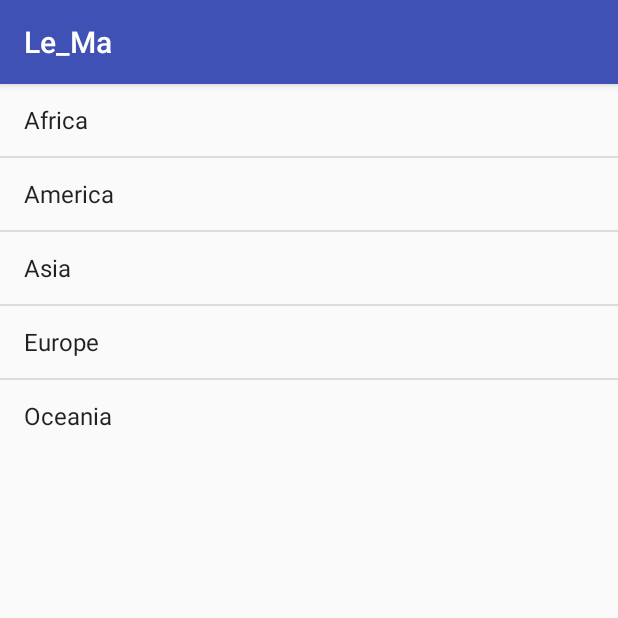
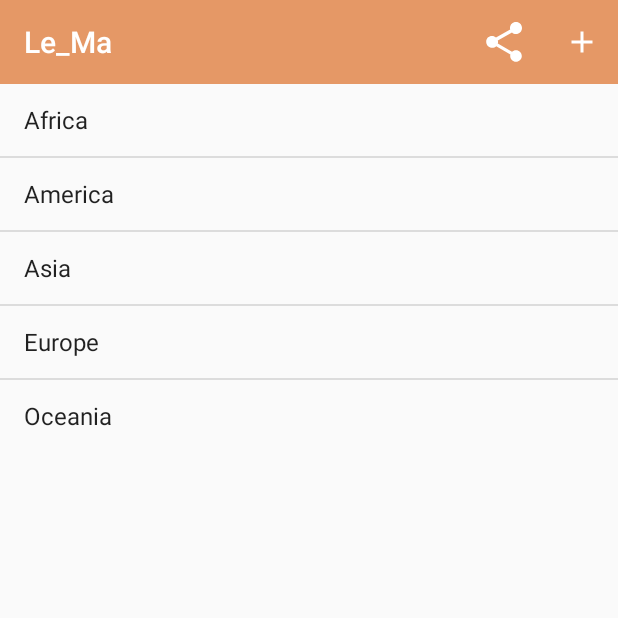
Before and after one commit to MarkBCIT/Le_Ma, an Android app: the screen it shows after launch (MainActivity), on a phone screen of 412 x 824 dp, the top half of it. Run offline under Robolectric (Android 15) with nearby library versions, the phone set to English and light mode, and no system bars.

Commit message:
nav bar implemented but not done. flag colours fixed

```diff
--- a/app/src/main/java/ca/bcit/ass1/le_ma/MainActivity.java
+++ b/app/src/main/java/ca/bcit/ass1/le_ma/MainActivity.java
@@ -3,9 +3,14 @@ package ca.bcit.ass1.le_ma;
 import android.app.ProgressDialog;
 import android.content.Intent;
 import android.os.AsyncTask;
+import android.support.v4.view.MenuItemCompat;
 import android.support.v7.app.AppCompatActivity;
 import android.os.Bundle;
+import android.support.v7.widget.ShareActionProvider;
+import android.support.v7.widget.Toolbar;
 import android.util.Log;
+import android.view.Menu;
+import android.view.MenuItem;
 import android.view.View;
 import android.widget.AdapterView;
 import android.widget.ListView;
@@ -18,25 +23,44 @@ import org.json.JSONObject;
 import java.util.ArrayList;
 
 public class MainActivity extends AppCompatActivity {
-    private String TAG = MainActivity.class.getSimpleName();
-    private ProgressDialog pDialog;
     // URL to get contacts JSON
     private static String SERVICE_URL = "https://restcountries.eu/rest/v2/all/";
+    private static boolean hasCountryList = false;
+
+    private String TAG = MainActivity.class.getSimpleName();
+
+    private ProgressDialog pDialog;
+    private ShareActionProvider shareActionProvider;
+
+    private void setShareActionIntent(String text) {
+        Intent inr = new Intent(Intent.ACTION_SEND);
+        inr.setType("text/plain");
+        inr.putExtra(Intent.EXTRA_TEXT, text);
+        shareActionProvider.setShareIntent(inr);
+    }
 
     @Override
-    protected void onCreate(Bundle savedInstanceState) {
-        super.onCreate(savedInstanceState);
-        setContentView(R.layout.activity_main);
-        ListView lv = findViewById(R.id.list_continents);
-        new GetContacts().execute();
-        lv.setOnItemClickListener(new AdapterView.OnItemClickListener() {
-            @Override
-            public void onItemClick(AdapterView<?> adapterView, View view, int i, long l) {
-                Intent intent = new Intent(MainActivity.this, CountryList.class);
-                intent.putExtra("index", (int) l);
-                startActivity(intent);
-            }
-        });
+    public boolean onCreateOptionsMenu(Menu menu) {
+        // Inflate the menu. This adds items to the app bar.
+        getMenuInflater().inflate(R.menu.menu_main, menu);
+
+        MenuItem menuItem = menu.findItem(R.id.action_share);
+        shareActionProvider = (ShareActionProvider) MenuItemCompat.getActionProvider(menuItem);
+        setShareActionIntent("Join us on this vacation.");
+
+        return super.onCreateOptionsMenu(menu);
+    }
+
+    @Override
+    public boolean onOptionsItemSelected(MenuItem item) {
+        switch (item.getItemId()) {
+            case R.id.action_request_info:
+                Intent i = new Intent(this, InfoRequestActivity.class);
+                startActivity(i);
+                return true;
+            default:
+                return super.onOptionsItemSelected(item);
+        }
     }
 
     /**
@@ -92,6 +116,8 @@ public class MainActivity extends AppCompatActivity {
 
                         Country.continents.get(region).add(country);
                     }
+                    hasCountryList = true;
+
                 } catch (final JSONException e) {
                     Log.e(TAG, "Json parsing error: " + e.getMessage());
                     runOnUiThread(new Runnable() {
@@ -129,4 +155,25 @@ public class MainActivity extends AppCompatActivity {
                 pDialog.dismiss();
         }
     }
+
+    @Override
+    protected void onCreate(Bundle savedInstanceState) {
+        super.onCreate(savedInstanceState);
+        setContentView(R.layout.activity_main);
+
+        if(!hasCountryList) {new GetContacts().execute(); };
+
+        ListView lv = findViewById(R.id.list_continents);
+        lv.setOnItemClickListener(new AdapterView.OnItemClickListener() {
+            @Override
+            public void onItemClick(AdapterView<?> adapterView, View view, int i, long l) {
+                Intent intent = new Intent(MainActivity.this, CountryList.class);
+                intent.putExtra("index", (int) l);
+                startActivity(intent);
+            }
+        });
+
+        Toolbar toolbar = (Toolbar) findViewById(R.id.toolbar);
+        setSupportActionBar(toolbar);
+    }
 }
--- /dev/null
+++ b/app/src/main/res/drawable/ic_add_white_24dp.xml
@@ -0,0 +1,5 @@
+<vector android:height="24dp" android:tint="#FFFFFF"
+    android:viewportHeight="24.0" android:viewportWidth="24.0"
+    android:width="24dp" xmlns:android="http://schemas.android.com/apk/res/android">
+    <path android:fillColor="#FF000000" android:pathData="M19,13h-6v6h-2v-6H5v-2h6V5h2v6h6v2z"/>
+</vector>
--- a/app/src/main/res/layout/activity_main.xml
+++ b/app/src/main/res/layout/activity_main.xml
@@ -1,4 +1,5 @@
 <?xml version="1.0" encoding="utf-8"?>
+
 <LinearLayout xmlns:android="http://schemas.android.com/apk/res/android"
 xmlns:tools="http://schemas.android.com/tools"
 android:layout_width="match_parent"
@@ -6,10 +7,12 @@ android:layout_height="match_parent"
 android:orientation="vertical"
 tools:context=".MainActivity">
 
-<ListView
-    android:id="@+id/list_continents"
-    android:layout_width="match_parent"
-    android:layout_height="wrap_content"
-    android:entries="@array/continents" />
+    <include layout="@layout/toolbar_main" android:id="@+id/toolbar" />
+
+    <ListView
+        android:id="@+id/list_continents"
+        android:layout_width="match_parent"
+        android:layout_height="wrap_content"
+        android:entries="@array/continents" />
 
 </LinearLayout>
--- /dev/null
+++ b/app/src/main/res/layout/toolbar_main.xml
@@ -0,0 +1,8 @@
+<?xml version="1.0" encoding="utf-8"?>
+
+<android.support.v7.widget.Toolbar
+    xmlns:android="http://schemas.android.com/apk/res/android"
+    android:layout_width="match_parent"
+    android:layout_height="?attr/actionBarSize"
+    android:background="?attr/colorPrimary"
+    android:theme="@style/ThemeOverlay.AppCompat.Dark.ActionBar" />
--- /dev/null
+++ b/app/src/main/res/menu/menu_main.xml
@@ -0,0 +1,17 @@
+<?xml version="1.0" encoding="utf-8"?>
+<menu xmlns:android="http://schemas.android.com/apk/res/android"
+    xmlns:app="http://schemas.android.com/apk/res-auto">
+
+    <item android:id="@+id/action_share"
+        android:title="@string/action_share"
+        android:orderInCategory="1"
+        app:showAsAction="ifRoom"
+        app:actionProviderClass="android.support.v7.widget.ShareActionProvider" />
+
+    <item android:id="@+id/action_request_info"
+        android:title="@string/info_request_title"
+        android:icon="@drawable/ic_add_white_24dp"
+        android:orderInCategory="2"
+        app:showAsAction="ifRoom" />
+
+</menu>
--- a/app/src/main/res/values/colors.xml
+++ b/app/src/main/res/values/colors.xml
@@ -1,6 +1,6 @@
 <?xml version="1.0" encoding="utf-8"?>
 <resources>
-    <color name="colorPrimary">#3F51B5</color>
-    <color name="colorPrimaryDark">#303F9F</color>
+    <color name="colorPrimary">#E59866</color>
+    <color name="colorPrimaryDark">#D35400</color>
     <color name="colorAccent">#FF4081</color>
 </resources>
--- a/app/src/main/res/values/styles.xml
+++ b/app/src/main/res/values/styles.xml
@@ -1,7 +1,7 @@
 <resources>
 
     <!-- Base application theme. -->
-    <style name="AppTheme" parent="Theme.AppCompat.Light.DarkActionBar">
+    <style name="AppTheme" parent="Theme.AppCompat.Light.NoActionBar">
         <!-- Customize your theme here. -->
         <item name="colorPrimary">@color/colorPrimary</item>
         <item name="colorPrimaryDark">@color/colorPrimaryDark</item>
```
Also changed, not shown: app/src/main/AndroidManifest.xml (+16 -2 lines), app/src/main/java/ca/bcit/ass1/le_ma/CountryActivity.java (+14 -10 lines), app/src/main/java/ca/bcit/ass1/le_ma/ImageDownloaderTask.java (deleted, +0 -79 lines), app/src/main/java/ca/bcit/ass1/le_ma/InfoRequestActivity.java (added, +21 -0 lines), app/src/main/res/layout/activity_country.xml (+5 -4 lines), app/src/main/res/layout/activity_info_request.xml (added, +11 -0 lines), app/src/main/res/values/strings.xml (+9 -6 lines).
